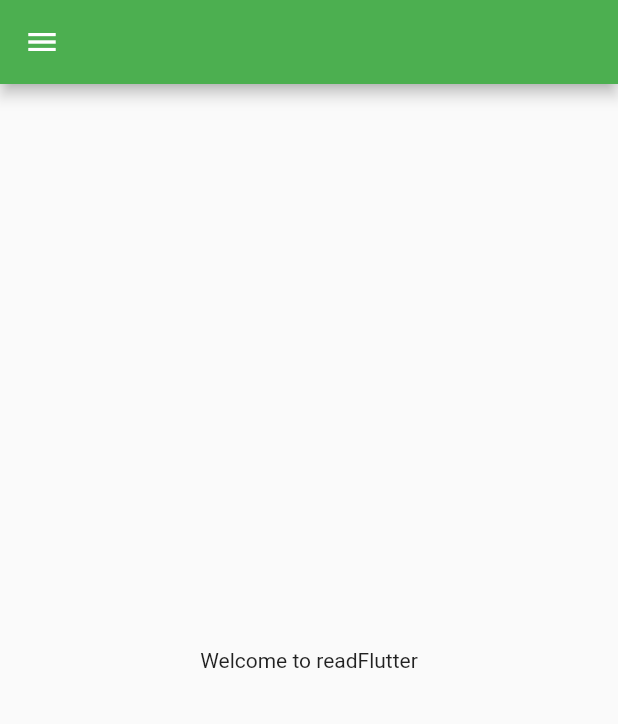
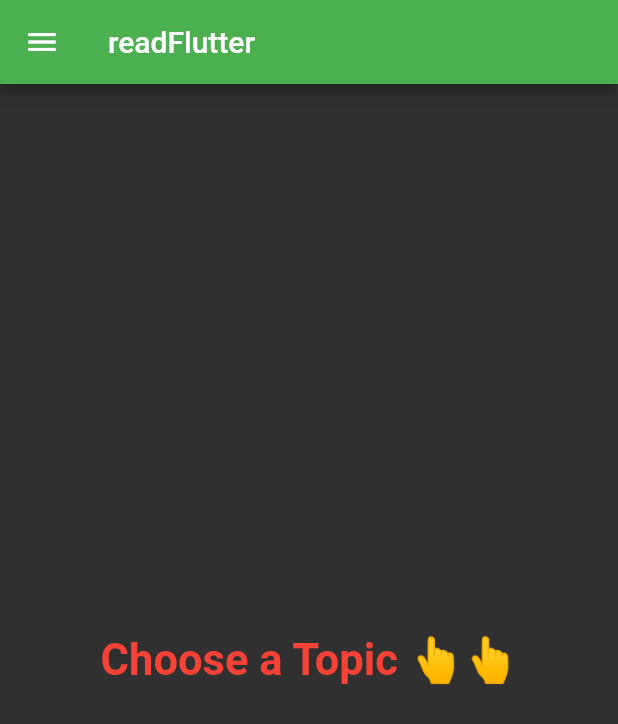
Before and after one commit to Bickeykr/readFlutter, a Flutter app: the screen it shows after launch, on a phone screen of 412 x 824 dp. Shown: the top 724 px of the screen. Run offline on Flutter 3.47's test engine with Material 2 defaults, Android fonts, the phone set to English and light mode, and no system bars.

Commit message:
Day 2 completed

```diff
--- a/lib/startingPage.dart
+++ b/lib/Pages/HomePage.dart
@@ -2,18 +2,26 @@
 
 import 'package:flutter/material.dart';
 
-class startingPage extends StatelessWidget {
-  const startingPage({Key? key}) : super(key: key);
+class HomePage extends StatelessWidget {
+  const HomePage({Key? key}) : super(key: key);
 
   @override
   Widget build(BuildContext context) {
     return Scaffold(
       appBar: AppBar(
+        title: Text("readFlutter"),
         backgroundColor: Colors.green,
       ),
       body: Center(
         child: Container(
-          child: Text("Welcome to readFlutter"),
+          child: Text(
+            "Choose a Topic 👆👆",
+            style: TextStyle(
+              fontSize: 29,
+              color: Colors.red,
+              fontWeight: FontWeight.bold,
+            ),
+          ),
         ),
       ),
       drawer: Drawer(backgroundColor: Colors.red),
--- /dev/null
+++ b/lib/Pages/StartingPage.dart
@@ -0,0 +1,14 @@
+import 'package:flutter/material.dart';
+
+class StartingPage extends StatelessWidget {
+  const StartingPage({ Key? key }) : super(key: key);
+
+  @override
+  Widget build(BuildContext context) {
+    return Material(
+      child: Center(
+        child: Text("Welcome to readFlutter"),
+      ),
+    );
+  }
+}
--- a/lib/main.dart
+++ b/lib/main.dart
@@ -1,6 +1,7 @@
 import 'package:flutter/material.dart';
+import 'package:read_flutter/Pages/StartingPage.dart';
 
-import 'startingPage.dart';
+import 'Pages/HomePage.dart';
 
 void main() {
   runApp(MyApp());
@@ -12,7 +13,16 @@
   @override
   Widget build(BuildContext context) {
     return MaterialApp(
-      home: startingPage(),
+      themeMode: ThemeMode.dark,
+      theme: ThemeData(primarySwatch: Colors.deepPurple),
+      darkTheme: ThemeData(
+        brightness: Brightness.dark,
+        primarySwatch: Colors.deepPurple,
+      ),
+      routes: {
+        "/": (context) => HomePage(),
+        "/StartingPage": (context) => StartingPage(),
+      },
     );
   }
 }
```
